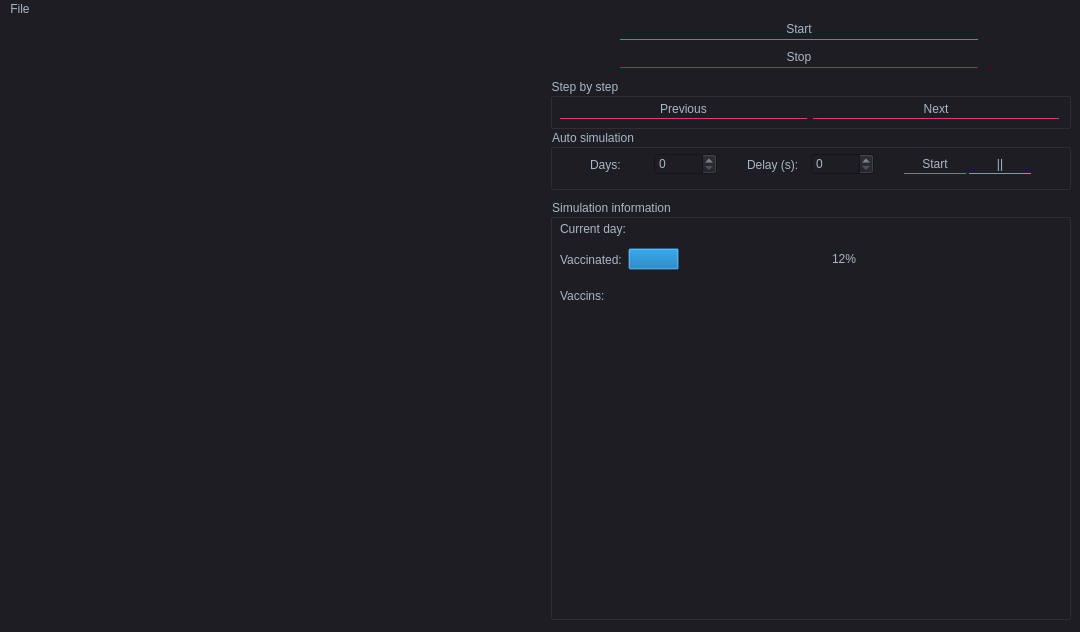
Old version of the form src/mainwindow.ui in the repository SteinVandenbroeke/PSE.
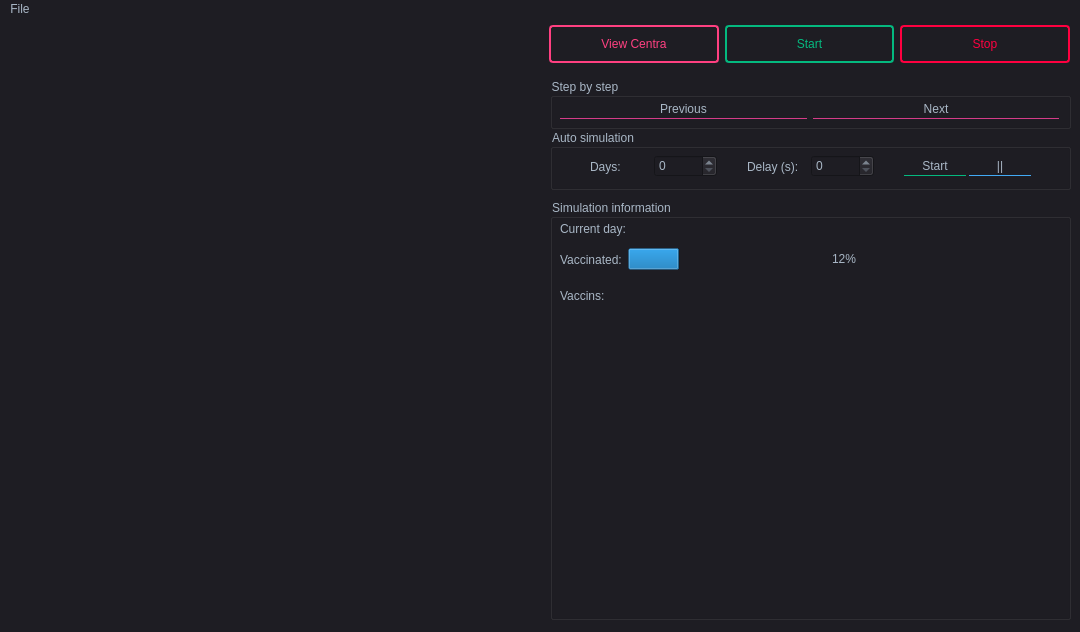
New version of the form.

```diff
--- a/src/mainwindow.ui
+++ b/src/mainwindow.ui
@@ -69,7 +69,7 @@
        <x>40</x>
        <y>20</y>
        <width>441</width>
-       <height>31</height>
+       <height>35</height>
       </rect>
      </property>
      <layout class="QHBoxLayout" name="horizontalLayout_4">
@@ -269,71 +269,6 @@
      </layout>
     </widget>
    </widget>
-   <widget class="QPushButton" name="buttonStart">
-    <property name="geometry">
-     <rect>
-      <x>620</x>
-      <y>0</y>
-      <width>358</width>
-      <height>21</height>
-     </rect>
-    </property>
-    <property name="maximumSize">
-     <size>
-      <width>358</width>
-      <height>16777215</height>
-     </size>
-    </property>
-    <property name="autoFillBackground">
-     <bool>false</bool>
-    </property>
-    <property name="styleSheet">
-     <string notr="true">	border-style: solid;
-	border-top-color: transparent;
-	border-right-color: transparent;
-	border-left-color: transparent;
-	border-bottom-color: #04b97f;
-	border-bottom-width: 1px;
-	border-style: solid;
-	color: #a9b7c6;
-	padding: 2px;
-	background-color: #1e1d23;</string>
-    </property>
-    <property name="text">
-     <string>Start</string>
-    </property>
-   </widget>
-   <widget class="QPushButton" name="buttonStop">
-    <property name="enabled">
-     <bool>true</bool>
-    </property>
-    <property name="geometry">
-     <rect>
-      <x>620</x>
-      <y>28</y>
-      <width>358</width>
-      <height>21</height>
-     </rect>
-    </property>
-    <property name="autoFillBackground">
-     <bool>false</bool>
-    </property>
-    <property name="styleSheet">
-     <string notr="true">	border-style: solid;
-	border-top-color: transparent;
-	border-right-color: transparent;
-	border-left-color: transparent;
-	border-bottom-color: #ff0040;
-	border-bottom-width: 1px;
-	border-style: solid;
-	color: #a9b7c6;
-	padding: 2px;
-	background-color: #1e1d23;</string>
-    </property>
-    <property name="text">
-     <string>Stop</string>
-    </property>
-   </widget>
    <widget class="QGroupBox" name="groupBox_3">
     <property name="geometry">
      <rect>
@@ -515,6 +450,84 @@
      </property>
     </widget>
    </widget>
+   <widget class="QWidget" name="horizontalLayoutWidget_4">
+    <property name="geometry">
+     <rect>
+      <x>549</x>
+      <y>0</y>
+      <width>521</width>
+      <height>51</height>
+     </rect>
+    </property>
+    <layout class="QHBoxLayout" name="horizontalLayout_8">
+     <item>
+      <widget class="QPushButton" name="centraButton">
+       <property name="styleSheet">
+        <string notr="true">QPushButton {
+  color: #ff4081;
+  background-color: #1e1d23;
+  border: 2px solid #ff4081;
+  border-radius: 4px;
+  padding: 8px 16px ;
+  height: 18px;
+}</string>
+       </property>
+       <property name="text">
+        <string>View Centra</string>
+       </property>
+      </widget>
+     </item>
+     <item>
+      <widget class="QPushButton" name="buttonStart">
+       <property name="maximumSize">
+        <size>
+         <width>358</width>
+         <height>16777215</height>
+        </size>
+       </property>
+       <property name="autoFillBackground">
+        <bool>false</bool>
+       </property>
+       <property name="styleSheet">
+        <string notr="true">QPushButton {
+  color: #04b97f;
+  background-color: #1e1d23;
+  border: 2px solid #04b97f;
+  border-radius: 4px;
+  padding: 8px 16px ;
+  height: 18px;
+}</string>
+       </property>
+       <property name="text">
+        <string>Start</string>
+       </property>
+      </widget>
+     </item>
+     <item>
+      <widget class="QPushButton" name="buttonStop">
+       <property name="enabled">
+        <bool>true</bool>
+       </property>
+       <property name="autoFillBackground">
+        <bool>false</bool>
+       </property>
+       <property name="styleSheet">
+        <string notr="true">QPushButton {
+  color: #ff0040;
+  background-color: #1e1d23;
+  border: 2px solid #ff0040;
+  border-radius: 4px;
+  padding: 8px 16px ;
+  height: 18px;
+}</string>
+       </property>
+       <property name="text">
+        <string>Stop</string>
+       </property>
+      </widget>
+     </item>
+    </layout>
+   </widget>
   </widget>
   <widget class="QMenuBar" name="menubar">
    <property name="geometry">
```
Left out of the diff: 2 changed lines with no effect on the pictures.
